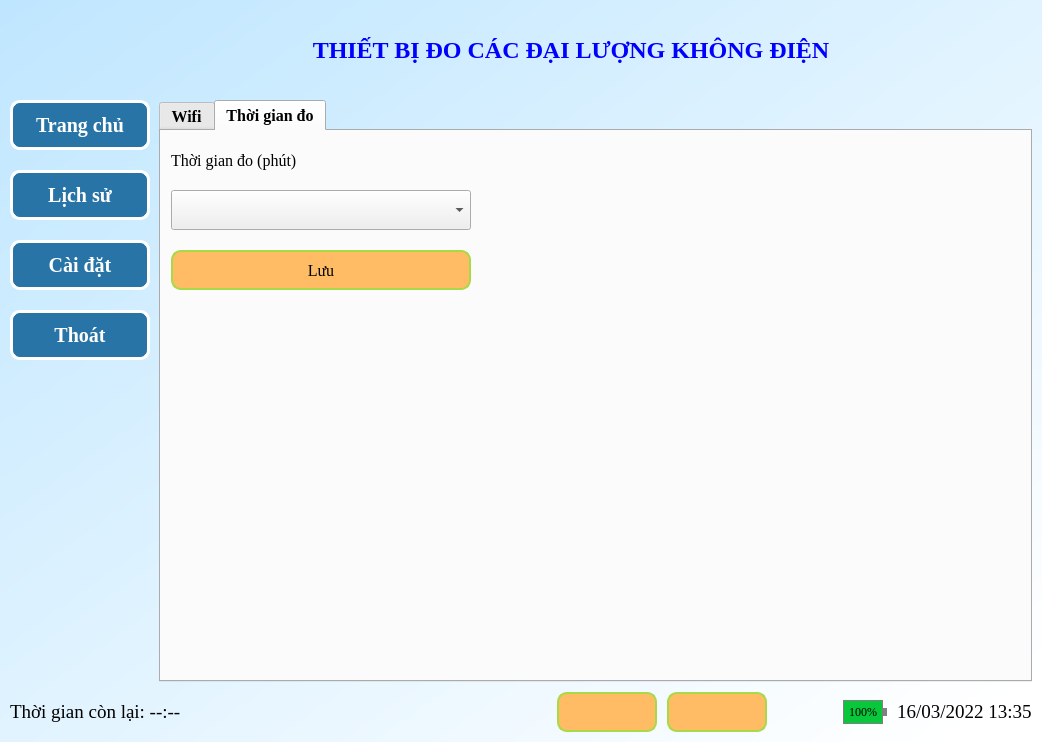
Before: the Qt Designer form iot.ui in sonmasterj/iot, drawn with Qt 5.
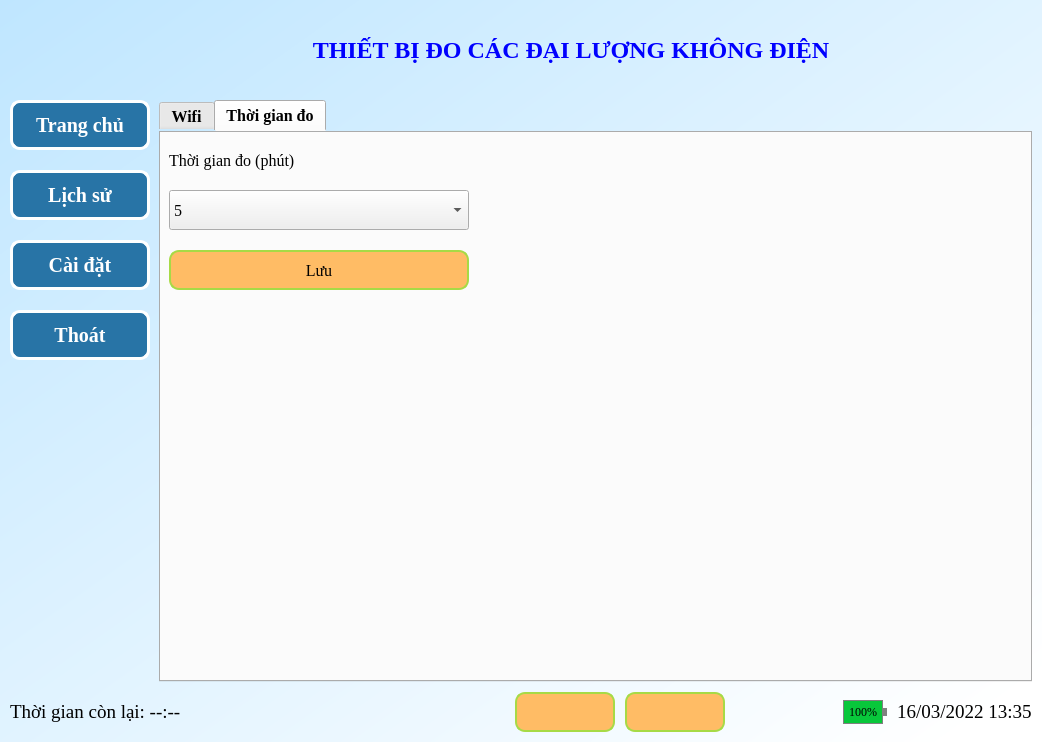
After: the same form once the commit is applied. Icons and pictures are not drawn.

```diff
--- a/iot.ui
+++ b/iot.ui
@@ -3365,6 +3365,11 @@
              <property name="autoFillBackground">
               <bool>false</bool>
              </property>
+             <property name="styleSheet">
+              <string notr="true">QTabWidget{
+border:none;
+}</string>
+             </property>
              <property name="tabPosition">
               <enum>QTabWidget::North</enum>
              </property>
@@ -3547,6 +3552,11 @@
               </layout>
              </widget>
              <widget class="QWidget" name="timeTab">
+              <property name="styleSheet">
+               <string notr="true">QWidget::timeTab{
+background-color: transparent;
+}</string>
+              </property>
               <attribute name="title">
                <string>Thời gian đo</string>
               </attribute>
@@ -3607,6 +3617,36 @@
                    <pointsize>12</pointsize>
                   </font>
                  </property>
+                 <item>
+                  <property name="text">
+                   <string>5</string>
+                  </property>
+                 </item>
+                 <item>
+                  <property name="text">
+                   <string>10</string>
+                  </property>
+                 </item>
+                 <item>
+                  <property name="text">
+                   <string>15</string>
+                  </property>
+                 </item>
+                 <item>
+                  <property name="text">
+                   <string>20</string>
+                  </property>
+                 </item>
+                 <item>
+                  <property name="text">
+                   <string>25</string>
+                  </property>
+                 </item>
+                 <item>
+                  <property name="text">
+                   <string>30</string>
+                  </property>
+                 </item>
                 </widget>
                </item>
                <item>
@@ -3833,6 +3873,34 @@
          </property>
         </widget>
        </item>
+       <item>
+        <widget class="QLabel" name="label_5">
+         <property name="minimumSize">
+          <size>
+           <width>32</width>
+           <height>32</height>
+          </size>
+         </property>
+         <property name="maximumSize">
+          <size>
+           <width>32</width>
+           <height>32</height>
+          </size>
+         </property>
+         <property name="toolTip">
+          <string>Bluetooth</string>
+         </property>
+         <property name="text">
+          <string/>
+         </property>
+         <property name="pixmap">
+          <pixmap resource="assets.qrc">:/img/bluetooth.svg</pixmap>
+         </property>
+         <property name="scaledContents">
+          <bool>true</bool>
+         </property>
+        </widget>
+       </item>
        <item>
         <widget class="QFrame" name="frameInternet">
          <property name="toolTip">
```
Left out of the diff: 14 changed lines with no effect on the pictures.
